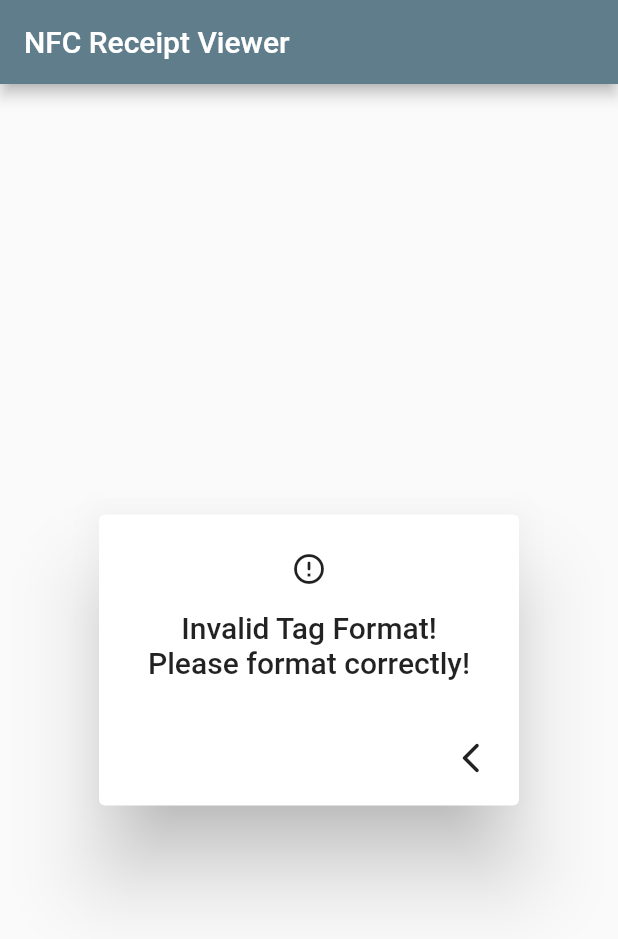
After one commit to Ahmed-Mohiuddin-Shah/nfc_receipt_viewer, a Flutter app: the InvalidTag screen opened directly, on a phone screen of 412 x 824 dp. The commit adds this screen. Shown: the top 939 px of the screen. Run offline on Flutter 3.47's test engine with Material 2 defaults, Android fonts, the phone set to English and light mode, and no system bars; missing offline and left inert: nfc_manager.

Commit message:
Create Invalid tag dialog sceen

```diff
--- /dev/null
+++ b/lib/invalid_tag.dart
@@ -0,0 +1,28 @@
+import 'package:flutter/material.dart';
+
+class InvalidTag extends StatelessWidget {
+  const InvalidTag({super.key});
+
+  @override
+  Widget build(BuildContext context) {
+    return Scaffold(
+      appBar: AppBar(
+        title: const Text("NFC Receipt Viewer"),
+        automaticallyImplyLeading: false,
+      ),
+      body: Center(
+        child: AlertDialog(
+          icon: const Icon(Icons.error_outline_rounded),
+          title: const Text("Invalid Tag Format!\nPlease format correctly!"),
+          actions: [
+            IconButton(
+                onPressed: () {
+                  Navigator.pop(context);
+                },
+                icon: const Icon(Icons.arrow_back_ios_new_rounded))
+          ],
+        ),
+      ),
+    );
+  }
+}
```
Also changed, not shown: lib/display_tag.dart (+8 -1 lines).
